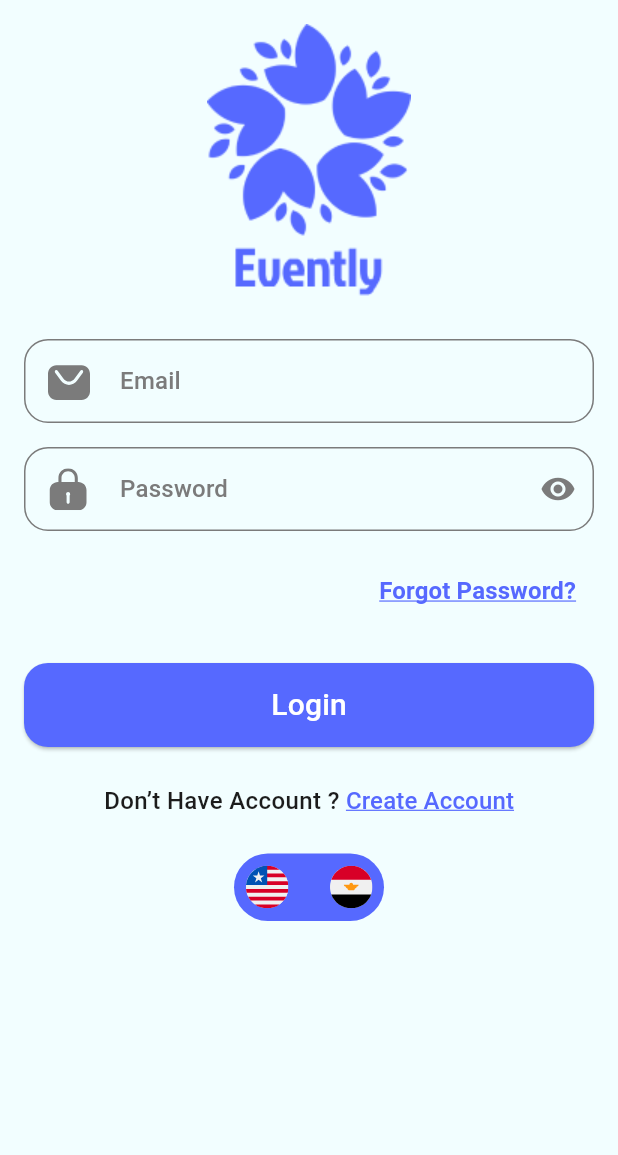
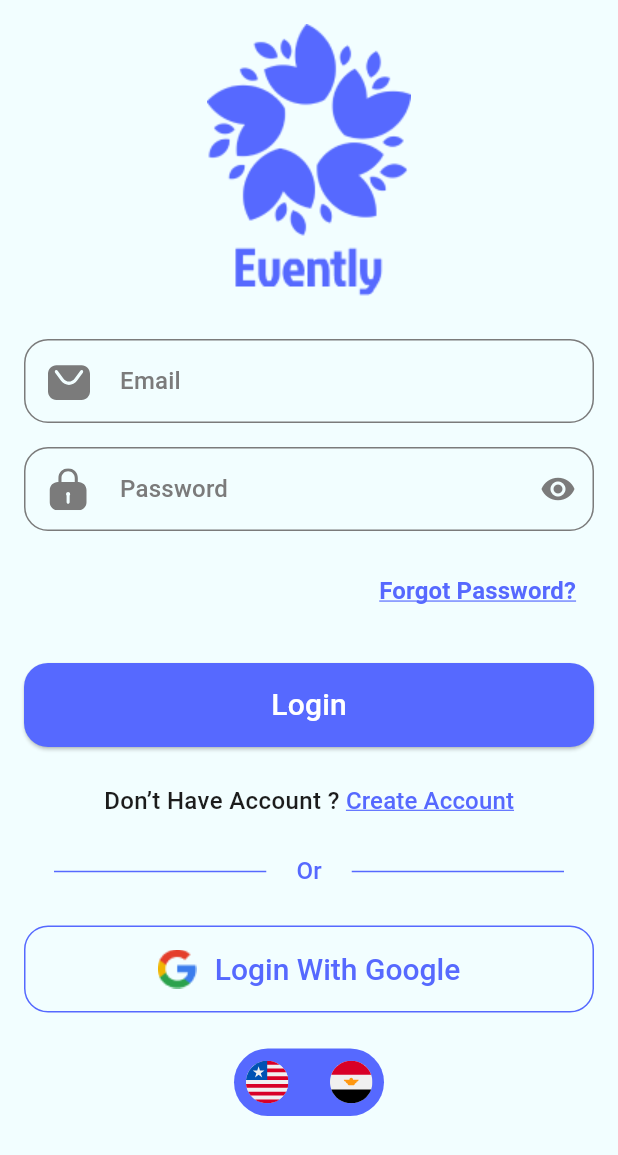
Before and after one commit to YoussefGerges27/evently, a Flutter app: the LoginScreen screen opened by its route, on a phone screen of 412 x 824 dp. Shown: the top 1155 px of the screen. Run offline on Flutter 3.47's test engine with Material 3 defaults, Android fonts, the phone set to English and light mode, and no system bars; drawn by our look-alikes of animated_toggle_switch; our stand-ins replace easy_localization, firebase_auth, firebase_core, flutter_animate, flutter_svg, google_sign_in and 2 more; accounts and stored records are empty.

Commit message:
+ google sign in implemented

```diff
--- a/lib/core/resources/AssetsManager.dart
+++ b/lib/core/resources/AssetsManager.dart
@@ -16,4 +16,5 @@ abstract final class AssetsManager {
   static const String onboarding1 = "assets/images/onboarding1.png";
   static const String onboarding2 = "assets/images/onboarding2.png";
   static const String onboarding3 = "assets/images/onboarding3.png";
+  static const String googleLogo = "assets/images/google_logo.png";
 }
--- a/lib/core/reusable_components/CustomButton.dart
+++ b/lib/core/reusable_components/CustomButton.dart
@@ -4,26 +4,30 @@ import 'package:flutter/material.dart';
 class CustomButton extends StatelessWidget {
   String title;
   void Function() onPress;
-  CustomButton({required this.title ,required this.onPress});
+  CustomButton({required this.title, required this.onPress});
 
   @override
   Widget build(BuildContext context) {
     return SizedBox(
       width: double.infinity,
       child: ElevatedButton(
-          onPressed: onPress,
-          style: ElevatedButton.styleFrom(
-            fixedSize: Size(double.infinity, 56),
-            backgroundColor: ColorsManager.primaryColor,
-            shape: RoundedRectangleBorder(
-              borderRadius: BorderRadius.circular(16)
-            )
+        onPressed: onPress,
+        style: ElevatedButton.styleFrom(
+          fixedSize: Size(double.infinity, 56),
+          backgroundColor: ColorsManager.primaryColor,
+          shape: RoundedRectangleBorder(
+            borderRadius: BorderRadius.circular(16),
           ),
-          child: Text(title,style: TextStyle(
+        ),
+        child: Text(
+          title,
+          style: TextStyle(
             color: Colors.white,
             fontWeight: FontWeight.w500,
-            fontSize: 20
-          ),)),
+            fontSize: 20,
+          ),
+        ),
+      ),
     );
   }
 }
--- a/lib/main.dart
+++ b/lib/main.dart
@@ -1,7 +1,7 @@
 import 'package:easy_localization/easy_localization.dart';
 import 'package:evently_c16/core/resources/AppStyle.dart';
 import 'package:evently_c16/core/resources/RoutesManager.dart';
-import 'package:evently_c16/core/source/remote/PrefsManager.dart';
+import 'package:evently_c16/core/source/local/PrefsManager.dart';
 import 'package:evently_c16/providers/ThemeProvider.dart';
 import 'package:evently_c16/ui/login/screen/login_screen.dart';
 import 'package:evently_c16/ui/onboarding/screen/onboarding_screen.dart';
--- a/lib/ui/login/screen/login_screen.dart
+++ b/lib/ui/login/screen/login_screen.dart
@@ -1,11 +1,15 @@
+import 'dart:developer';
+
 import 'package:easy_localization/easy_localization.dart';
 import 'package:evently_c16/core/resources/AppConstants.dart';
+import 'package:evently_c16/core/resources/ColorsManager.dart';
 import 'package:evently_c16/core/resources/RoutesManager.dart';
 import 'package:evently_c16/core/reusable_components/CustomButton.dart';
+import 'package:evently_c16/core/source/remote/google_auth_service.dart';
 import 'package:evently_c16/ui/register/screen/register_screen.dart';
 import 'package:firebase_auth/firebase_auth.dart';
-import 'package:flutter/cupertino.dart';
 import 'package:flutter/material.dart';
+import 'package:google_sign_in/google_sign_in.dart';
 
 import '../../../core/resources/AssetsManager.dart';
 import '../../../core/reusable_components/CustomField.dart';
@@ -21,6 +25,7 @@ class _LoginScreenState extends State<LoginScreen> {
   late TextEditingController emailController;
   late TextEditingController passwordController;
   String selectedLanguage = "en";
+  final auth = GoogleAuthService();
 
   @override
   void initState() {
@@ -133,7 +138,73 @@ class _LoginScreenState extends State<LoginScreen> {
                       ),
                     ],
                   ),
-                  SizedBox(
+                  const SizedBox(
+                    height: 24,
+                  ),
+                  Row(
+                    children: [
+                      Expanded(
+                          child: Divider(
+                        indent: 20,
+                        endIndent: 20,
+                        color: Theme.of(context).colorScheme.primary,
+                      )),
+                      Text(
+                        "Or",
+                        style:
+                            Theme.of(context).textTheme.titleMedium?.copyWith(
+                                  color: ColorsManager.primaryColor,
+                                ),
+                      ),
+                      Expanded(
+                          child: Divider(
+                        indent: 20,
+                        endIndent: 20,
+                        color: Theme.of(context).colorScheme.primary,
+                      )),
+                    ],
+                  ),
+                  const SizedBox(
+                    height: 24,
+                  ),
+                  GestureDetector(
+                    onTap: () async {
+                      final userCredential = await auth.signInWithGoogle();
+                      if (userCredential != null) {
+                        log("Signed in: ${userCredential.user?.displayName}");
+                      } else {
+                        log("Sign in cancelled or failed");
+                      }
+                    },
+                    child: Container(
+                      decoration: BoxDecoration(
+                        borderRadius: BorderRadius.circular(16),
+                        border: BoxBorder.all(
+                          color: Theme.of(context).primaryColor,
+                        ),
+                      ),
+                      padding: EdgeInsets.symmetric(
+                        vertical: 15,
+                      ),
+                      child: Row(
+                        mainAxisAlignment: MainAxisAlignment.center,
+                        children: [
+                          Image.asset(AssetsManager.googleLogo),
+                          const SizedBox(width: 12),
+                          Text(
+                            "Login With Google",
+                            style: Theme.of(context)
+                                .textTheme
+                                .titleLarge!
+                                .copyWith(
+                                  fontWeight: FontWeight.w500,
+                                ),
+                          ),
+                        ],
+                      ),
+                    ),
+                  ),
+                  const SizedBox(
                     height: 24,
                   ),
                   CustomSwitch(
@@ -174,4 +245,41 @@ class _LoginScreenState extends State<LoginScreen> {
       }
     }
   }
+
+  // Future<UserCredential> signInWithGoogle() async {
+  //   // Trigger the authentication flow
+  //   final GoogleSignInAccount? googleUser =
+  //       await GoogleSignIn.instance.authenticate();
+
+  //   // Obtain the auth details from the request
+  //   final GoogleSignInAuthentication googleAuth = googleUser!.authentication;
+
+  //   // Create a new credential
+  //   final credential =
+  //       GoogleAuthProvider.credential(idToken: googleAuth.idToken);
+
+  //   // Once signed in, return the UserCredential
+  //   return await FirebaseAuth.instance.signInWithCredential(credential);
+  // }
+
+  // Future<bool> signInWithGoogle() async {
+  //   try {
+  //     // Trigger the authentication flow
+  //     final GoogleSignInAccount? googleUser =
+  //         await GoogleSignIn.instance.authenticate();
+
+  //     // Obtain the auth details from the request
+  //     final GoogleSignInAuthentication googleAuth = googleUser!.authentication;
+
+  //     // Create a new credential
+  //     final credential =
+  //         GoogleAuthProvider.credential(idToken: googleAuth.idToken);
+
+  //     // Once signed in, return the UserCredential
+  //     return FirebaseAuth.instance.currentUser != null;
+  //   } catch (e) {
+  //     log(e.toString());
+  //   }
+  //   return false;
+  // }
 }
--- a/lib/ui/onboarding/screen/onboarding_screen.dart
+++ b/lib/ui/onboarding/screen/onboarding_screen.dart
@@ -1,6 +1,6 @@
 import 'package:evently_c16/core/resources/AssetsManager.dart';
 import 'package:evently_c16/core/resources/RoutesManager.dart';
-import 'package:evently_c16/core/source/remote/PrefsManager.dart';
+import 'package:evently_c16/core/source/local/PrefsManager.dart';
 import 'package:evently_c16/models/onboarding_model.dart';
 import 'package:evently_c16/ui/onboarding/widgets/onboarding_card.dart';
 import 'package:flutter/material.dart';
--- a/lib/ui/register/screen/register_screen.dart
+++ b/lib/ui/register/screen/register_screen.dart
@@ -176,7 +176,8 @@ class _RegisterScreenState extends State<RegisterScreen> {
                         context.setLocale(Locale("en"));
                       }
                     },
-                      values: ["en", "ar"])
+                    values: ["en", "ar"],
+                  ),
                 ],
               ),
             ),
--- a/lib/ui/start/screen/start_screen.dart
+++ b/lib/ui/start/screen/start_screen.dart
@@ -4,7 +4,7 @@ import 'package:evently_c16/core/resources/AssetsManager.dart';
 import 'package:evently_c16/core/resources/RoutesManager.dart';
 import 'package:evently_c16/core/resources/StringsManager.dart';
 import 'package:evently_c16/core/reusable_components/CustomSwitch.dart';
-import 'package:evently_c16/core/source/remote/PrefsManager.dart';
+import 'package:evently_c16/core/source/local/PrefsManager.dart';
 import 'package:evently_c16/main.dart';
 import 'package:evently_c16/providers/ThemeProvider.dart';
 import 'package:evently_c16/ui/onboarding/widgets/onboarding_card.dart';
--- a/pubspec.yaml
+++ b/pubspec.yaml
@@ -43,7 +43,7 @@ dependencies:
   firebase_core: ^4.2.0
   firebase_auth: ^6.1.1
   smooth_page_indicator: ^1.2.1
-  google_sign_in: ^7.2.0
+  google_sign_in: ^6.2.1
 
 dev_dependencies:
   flutter_test:
```
Also changed, not shown: lib/core/source/remote/google_auth_service.dart (added, +43 -0 lines), lib/providers/ThemeProvider.dart (+6 -4 lines), assets/images/google_logo.png (added), lib/core/source/local/PrefsManager.dart (renamed from lib/core/source/remote/PrefsManager.dart), lib/firebase_options.dart, pubspec.lock, 1 other file. Lines whose indentation alone changed are shown as unchanged.
